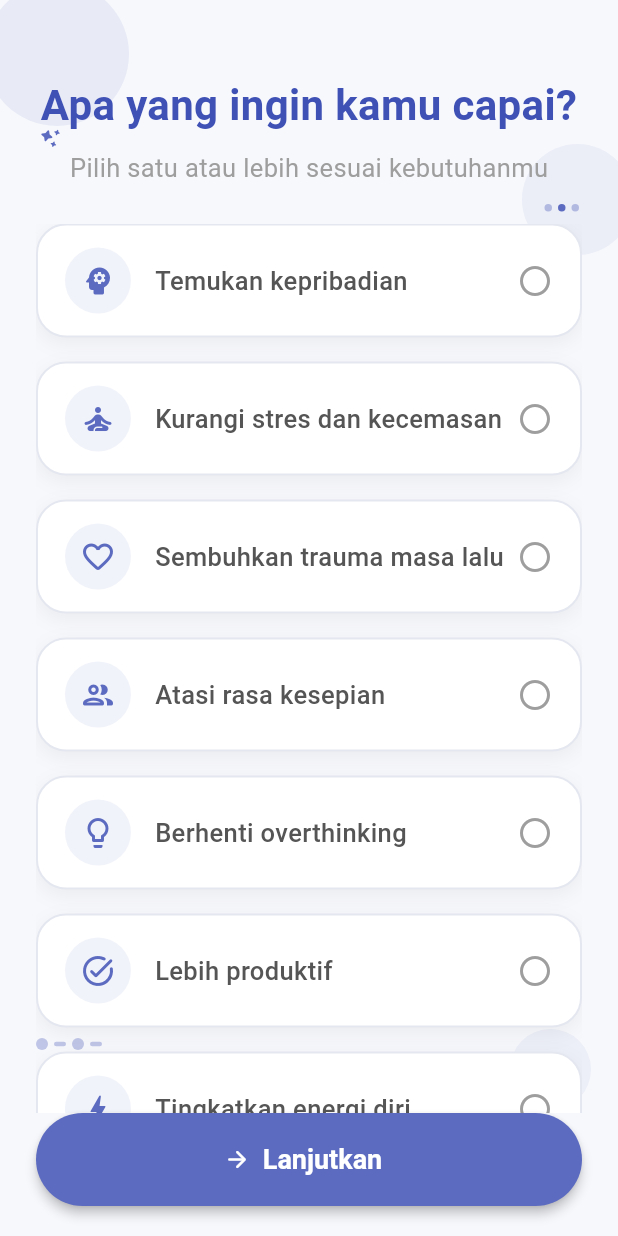
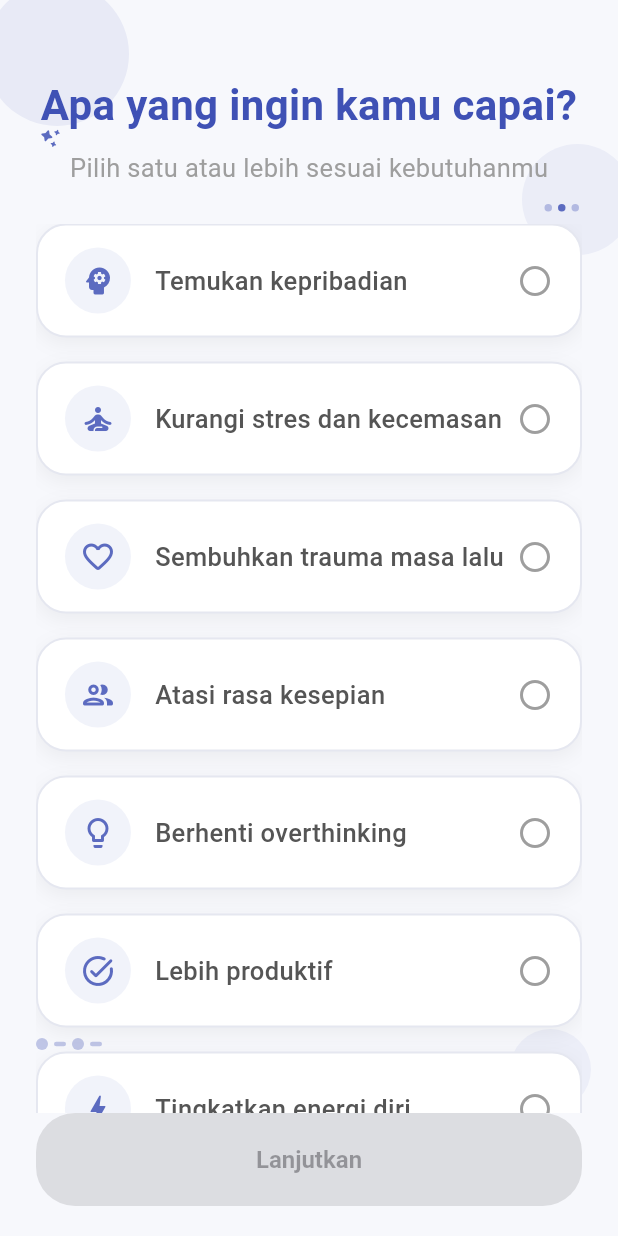
Before and after one commit to paniabisnis-commits/moodspace, a Flutter app: the screen it shows after launch, after a tap on "Lewati", on a phone screen of 412 x 824 dp. Run offline on Flutter 3.47's test engine with Material 3 defaults, Android fonts, the phone set to English and light mode, and no system bars.

Commit message:
style: update button styling

```diff
--- a/lib/screens/commitment_screen.dart
+++ b/lib/screens/commitment_screen.dart
@@ -119,7 +119,7 @@ class CommitmentScreen extends StatelessWidget {
                 SizedBox(
                   width: double.infinity,
                   height: 65,
-                  child: ElevatedButton.icon(
+                  child: ElevatedButton(
                     onPressed: () {
                       Navigator.pushReplacement(
                         context,
@@ -128,8 +128,7 @@ class CommitmentScreen extends StatelessWidget {
                         ),
                       );
                     },
-                    icon: const Icon(Icons.favorite_rounded),
-                    label: const Text('Lanjutkan'),
+                    child: const Text('Lanjutkan'),
                   ),
                 ),
                 const SizedBox(height: 30),
--- a/lib/screens/intro_flow_screen.dart
+++ b/lib/screens/intro_flow_screen.dart
@@ -117,14 +117,9 @@ class _IntroFlowScreenState extends State<IntroFlowScreen> {
                 child: SizedBox(
                   width: double.infinity,
                   height: 55,
-                  child: ElevatedButton.icon(
+                  child: ElevatedButton(
                     onPressed: nextPage,
-                    icon: Icon(
-                      currentPage == pages.length - 1
-                          ? Icons.favorite_rounded
-                          : Icons.arrow_forward_rounded,
-                    ),
-                    label: Text(
+                    child: Text(
                       currentPage == pages.length - 1
                           ? 'Mulai Perjalanan'
                           : 'Selanjutnya',
--- a/lib/screens/onboarding_screen.dart
+++ b/lib/screens/onboarding_screen.dart
@@ -14,6 +14,8 @@ class OnboardingScreen extends StatefulWidget {
 class _OnboardingScreenState extends State<OnboardingScreen> {
   final List<int> selectedIndexes = [];
 
+  bool get isButtonEnabled => selectedIndexes.isNotEmpty;
+
   @override
   Widget build(BuildContext context) {
     return Scaffold(
@@ -25,6 +27,7 @@ class _OnboardingScreenState extends State<OnboardingScreen> {
             child: Column(
               children: [
                 const SizedBox(height: 50),
+
                 const Text(
                   'Apa yang ingin kamu capai?',
                   textAlign: TextAlign.center,
@@ -34,12 +37,16 @@ class _OnboardingScreenState extends State<OnboardingScreen> {
                     color: Color(0xFF3F51B5),
                   ),
                 ),
+
                 const SizedBox(height: 10),
+
                 const Text(
                   'Pilih satu atau lebih sesuai kebutuhanmu',
                   style: TextStyle(fontSize: 17, color: Colors.grey),
                 ),
+
                 const SizedBox(height: 25),
+
                 Expanded(
                   child: ListView.builder(
                     itemCount: onboardingGoals.length,
@@ -131,27 +138,38 @@ class _OnboardingScreenState extends State<OnboardingScreen> {
                 SizedBox(
                   width: double.infinity,
                   height: 62,
-                  child: ElevatedButton.icon(
-                    onPressed: () {
-                      if (selectedIndexes.isEmpty) {
-                        ScaffoldMessenger.of(context).showSnackBar(
-                          const SnackBar(
-                            content: Text('Pilih minimal satu tujuan dulu ya.'),
-                          ),
-                        );
-                        return;
-                      }
+                  child: ElevatedButton(
+                    onPressed: isButtonEnabled
+                        ? () {
                             Navigator.push(
                               context,
                               MaterialPageRoute(
                                 builder: (context) => const NameInputScreen(),
                               ),
                             );
-                    },
-                    icon: const Icon(Icons.arrow_forward_rounded),
-                    label: const Text('Lanjutkan'),
+                          }
+                        : null,
+                    style: ElevatedButton.styleFrom(
+                      backgroundColor:
+                          isButtonEnabled ? appPrimary : Colors.grey.shade300,
+                      foregroundColor:
+                          isButtonEnabled ? Colors.white : Colors.grey.shade600,
+                      elevation: isButtonEnabled ? 3 : 0,
+                      shadowColor: appPrimary.withValues(alpha: 0.25),
+                      shape: RoundedRectangleBorder(
+                        borderRadius: BorderRadius.circular(26), // 🔥 lebih rounded
                       ),
                     ),
+                    child: const Text(
+                      'Lanjutkan',
+                      style: TextStyle(
+                        fontSize: 16,
+                        fontWeight: FontWeight.w600,
+                      ),
+                    ),
+                  ),
+                ),
+
                 const SizedBox(height: 20),
               ],
             ),
```
Lines whose indentation alone changed are shown as unchanged.
